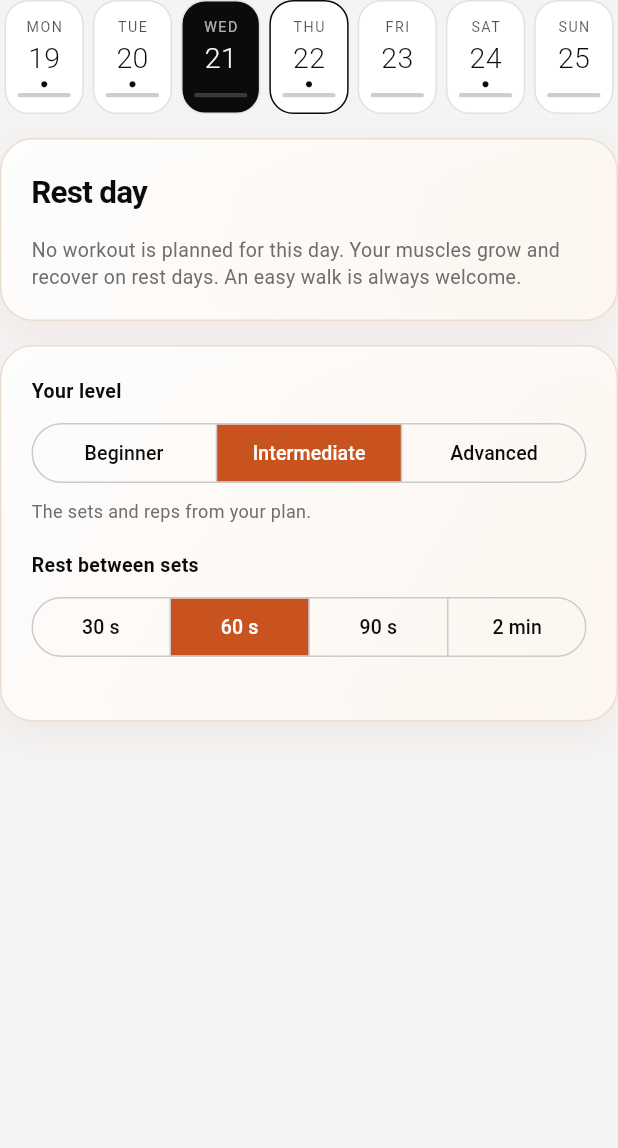
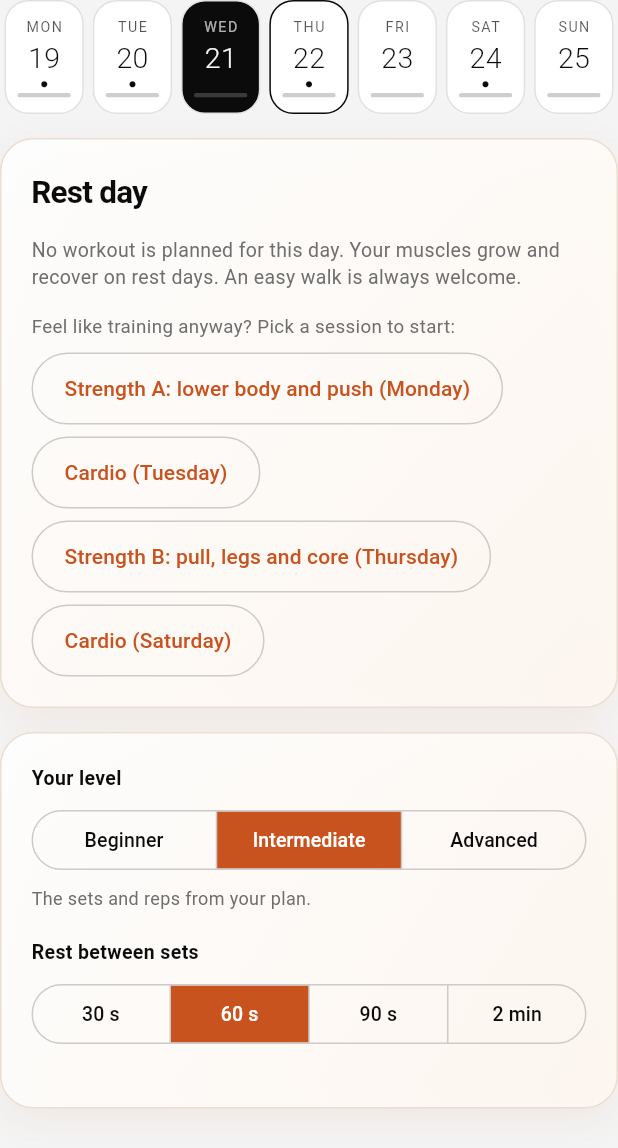
Before and after one commit to usamatech1/pureburn, a Flutter app: the WorkoutPage widget shown alone on an empty page, opened directly, after a tap on "MON", after a tap on "TUE", after a tap on "WED", on a phone screen of 412 x 824 dp. Shown: the top 1148 px of the screen. Run offline on Flutter 3.47's test engine with Material 3 defaults, Android fonts, the phone set to English and light mode, and no system bars; our stand-ins replace flutter_local_notifications, google_sign_in, local_auth, pedometer, permission_handler, share_plus and 2 more; missing offline and left inert: dart:html; accounts and stored records are empty.

Commit message:
Workout player: on a rest day offer to train anyway with any planned session
Co-Authored-By: Claude Sonnet 5.5 <noreply@anthropic.com>
Claude-Session: https://claude.ai/code/session_01UnSAGRW2TjAb1brdbYaeEo

```diff
--- a/lib/workout_pages.dart
+++ b/lib/workout_pages.dart
@@ -29,6 +29,8 @@ class _WorkoutPageState extends State<WorkoutPage> {
   int rest = 0, restTotal = 0, holdLeft = 0, warm = 0, cardio = 0;
   String timerLabel = '';
   bool cardioOn = false;
+  SchedRow? _extra; // a session chosen on a rest day
+  String _extraDate = '';
   final open = <String>{};
   final timerKey = GlobalKey();
 
@@ -284,7 +286,7 @@ class _WorkoutPageState extends State<WorkoutPage> {
   Widget build(BuildContext context) {
     final d = app.d;
     final date = app.selDate;
-    final row = app.rowFor(date);
+    final row = app.rowFor(date) ?? (_extraDate == date ? _extra : null);
     final L = app.logs[date];
     final head = Box(
       child: Column(crossAxisAlignment: CrossAxisAlignment.start, children: [
@@ -299,7 +301,30 @@ class _WorkoutPageState extends State<WorkoutPage> {
     if (row == null) {
       return Column(crossAxisAlignment: CrossAxisAlignment.start, children: [
         const WeekStrip(),
-        Box(child: Column(crossAxisAlignment: CrossAxisAlignment.start, children: [const H2('Rest day'), const Muted('No workout is planned for this day. Your muscles grow and recover on rest days. An easy walk is always welcome.')])),
+        Box(
+          child: Column(crossAxisAlignment: CrossAxisAlignment.start, children: [
+            const H2('Rest day'),
+            const Muted('No workout is planned for this day. Your muscles grow and recover on rest days. An easy walk is always welcome.'),
+            if (d.plan != null && d.plan!.sched.isNotEmpty) ...[
+              _g(16),
+              const Muted('Feel like training anyway? Pick a session to start:', size: 12.5),
+              _g(8),
+              Wrap(spacing: 8, runSpacing: 8, children: [
+                for (final r in d.plan!.sched)
+                  OutlinedButton(
+                    onPressed: () {
+                      buzz();
+                      setState(() {
+                        _extra = r;
+                        _extraDate = date;
+                      });
+                    },
+                    child: Text('${r.name} (${r.day})'),
+                  ),
+              ]),
+            ],
+          ]),
+        ),
         _g(),
         head,
       ]);
@@ -330,6 +355,8 @@ class _WorkoutPageState extends State<WorkoutPage> {
     final cardioInfo = exInfoFor(st.notes.isNotEmpty ? st.notes.first : '');
     return Column(crossAxisAlignment: CrossAxisAlignment.start, children: [
       const WeekStrip(),
+      if (app.rowFor(date) == null && _extra != null)
+        Align(alignment: Alignment.centerLeft, child: TextButton.icon(onPressed: () => setState(() => _extra = null), icon: const Icon(Icons.undo, size: 18), label: const Text('Back to rest day'))),
       _timerCard(),
       Box(
         dark: true,
```
